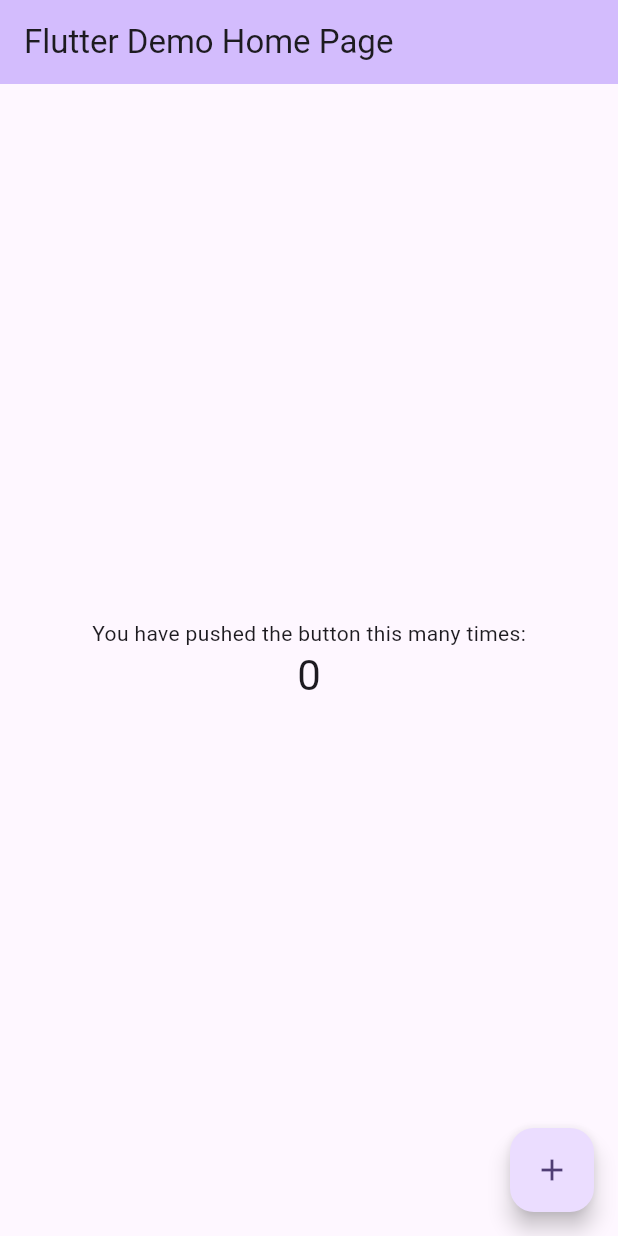
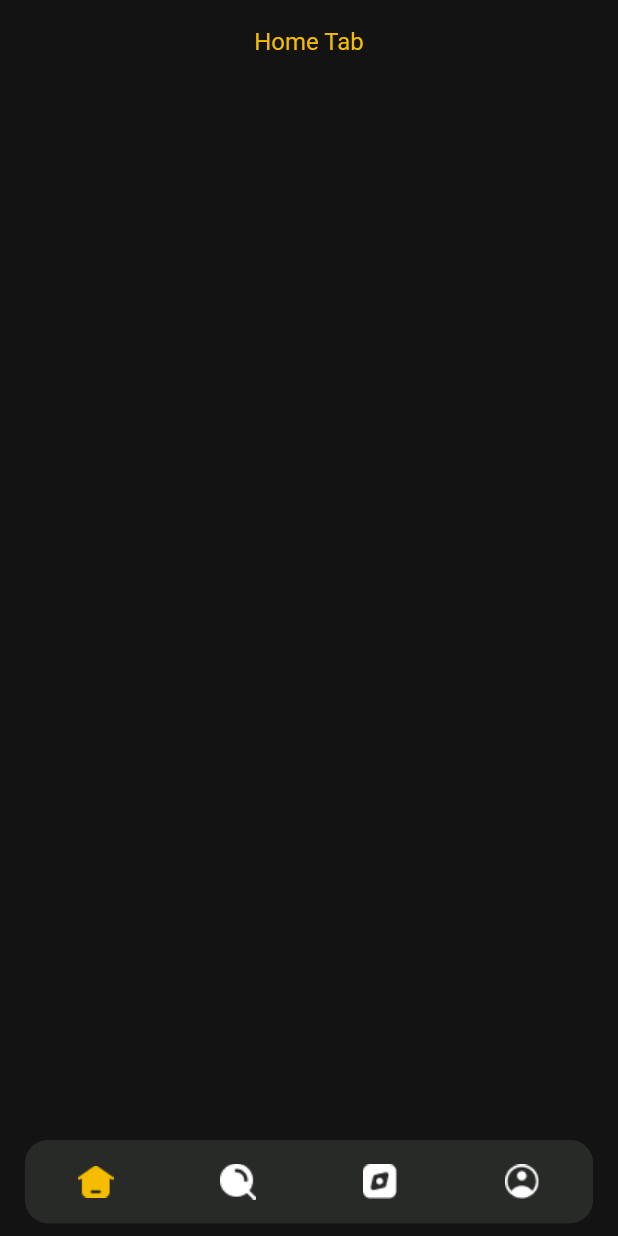
Before and after one commit to shamhout/Movie_app, a Flutter app: the screen it shows after launch, on a phone screen of 412 x 824 dp. Run offline on Flutter 3.47's test engine with Material 3 defaults, Android fonts, the phone set to English and light mode, and no system bars; our stand-ins replace google_fonts.

Commit message:
add a bottom navigation bar / add routs screens

```diff
--- a/lib/main.dart
+++ b/lib/main.dart
@@ -1,4 +1,11 @@
 import 'package:flutter/material.dart';
+import 'package:movie_app/ui/browse_tab/browse_tab.dart';
+import 'package:movie_app/ui/home/home_screen.dart';
+import 'package:movie_app/ui/home_tab/home_tab.dart';
+import 'package:movie_app/ui/profile_tab/profile_tab.dart';
+import 'package:movie_app/ui/search_tab/search_tab.dart';
+import 'package:movie_app/utils/app_route.dart';
+import 'package:movie_app/utils/app_theme.dart';
 
 void main() {
   runApp(const MyApp());
@@ -7,119 +14,18 @@ void main() {
 class MyApp extends StatelessWidget {
   const MyApp({super.key});
 
-  // This widget is the root of your application.
   @override
   Widget build(BuildContext context) {
     return MaterialApp(
-      title: 'Flutter Demo',
-      theme: ThemeData(
-        // This is the theme of your application.
-        //
-        // TRY THIS: Try running your application with "flutter run". You'll see
-        // the application has a purple toolbar. Then, without quitting the app,
-        // try changing the seedColor in the colorScheme below to Colors.green
-        // and then invoke "hot reload" (save your changes or press the "hot
-        // reload" button in a Flutter-supported IDE, or press "r" if you used
-        // the command line to start the app).
-        //
-        // Notice that the counter didn't reset back to zero; the application
-        // state is not lost during the reload. To reset the state, use hot
-        // restart instead.
-        //
-        // This works for code too, not just values: Most code changes can be
-        // tested with just a hot reload.
-        colorScheme: ColorScheme.fromSeed(seedColor: Colors.deepPurple),
-        useMaterial3: true,
-      ),
-      home: const MyHomePage(title: 'Flutter Demo Home Page'),
+      theme: AppTheme.theme,
+      initialRoute: AppRoute.homeScreen,
+      routes: {
+        AppRoute.homeScreen: (context) => const HomeScreen(),
+        AppRoute.homeTab: (context) => const HomeTab(),
+        AppRoute.searchTab: (context) => const SearchTab(),
+        AppRoute.browseTab: (context) => const BrowseTab(),
+        AppRoute.profileTab: (context) => const ProfileTab(),
+      },
     );
   }
 }
-
-class MyHomePage extends StatefulWidget {
-  const MyHomePage({super.key, required this.title});
-
-  // This widget is the home page of your application. It is stateful, meaning
-  // that it has a State object (defined below) that contains fields that affect
-  // how it looks.
-
-  // This class is the configuration for the state. It holds the values (in this
-  // case the title) provided by the parent (in this case the App widget) and
-  // used by the build method of the State. Fields in a Widget subclass are
-  // always marked "final".
-
-  final String title;
-
-  @override
-  State<MyHomePage> createState() => _MyHomePageState();
-}
-
-class _MyHomePageState extends State<MyHomePage> {
-  int _counter = 0;
-
-  void _incrementCounter() {
-    setState(() {
-      // This call to setState tells the Flutter framework that something has
-      // changed in this State, which causes it to rerun the build method below
-      // so that the display can reflect the updated values. If we changed
-      // _counter without calling setState(), then the build method would not be
-      // called again, and so nothing would appear to happen.
-      _counter++;
-    });
-  }
-
-  @override
-  Widget build(BuildContext context) {
-    // This method is rerun every time setState is called, for instance as done
-    // by the _incrementCounter method above.
-    //
-    // The Flutter framework has been optimized to make rerunning build methods
-    // fast, so that you can just rebuild anything that needs updating rather
-    // than having to individually change instances of widgets.
-    return Scaffold(
-      appBar: AppBar(
-        // TRY THIS: Try changing the color here to a specific color (to
-        // Colors.amber, perhaps?) and trigger a hot reload to see the AppBar
-        // change color while the other colors stay the same.
-        backgroundColor: Theme.of(context).colorScheme.inversePrimary,
-        // Here we take the value from the MyHomePage object that was created by
-        // the App.build method, and use it to set our appbar title.
-        title: Text(widget.title),
-      ),
-      body: Center(
-        // Center is a layout widget. It takes a single child and positions it
-        // in the middle of the parent.
-        child: Column(
-          // Column is also a layout widget. It takes a list of children and
-          // arranges them vertically. By default, it sizes itself to fit its
-          // children horizontally, and tries to be as tall as its parent.
-          //
-          // Column has various properties to control how it sizes itself and
-          // how it positions its children. Here we use mainAxisAlignment to
-          // center the children vertically; the main axis here is the vertical
-          // axis because Columns are vertical (the cross axis would be
-          // horizontal).
-          //
-          // TRY THIS: Invoke "debug painting" (choose the "Toggle Debug Paint"
-          // action in the IDE, or press "p" in the console), to see the
-          // wireframe for each widget.
-          mainAxisAlignment: MainAxisAlignment.center,
-          children: <Widget>[
-            const Text(
-              'You have pushed the button this many times:',
-            ),
-            Text(
-              '$_counter',
-              style: Theme.of(context).textTheme.headlineMedium,
-            ),
-          ],
-        ),
-      ),
-      floatingActionButton: FloatingActionButton(
-        onPressed: _incrementCounter,
-        tooltip: 'Increment',
-        child: const Icon(Icons.add),
-      ), // This trailing comma makes auto-formatting nicer for build methods.
-    );
-  }
-}
--- /dev/null
+++ b/lib/ui/browse_tab/browse_tab.dart
@@ -0,0 +1,14 @@
+import 'package:flutter/material.dart';
+
+class BrowseTab extends StatelessWidget {
+  const BrowseTab({super.key});
+
+  @override
+  Widget build(BuildContext context) {
+    return Scaffold(
+      appBar: AppBar(
+        title: Text("Browse Tab"),
+      ),
+    );
+  }
+}
--- /dev/null
+++ b/lib/ui/home/home_screen.dart
@@ -0,0 +1,81 @@
+import 'package:flutter/material.dart';
+import 'package:movie_app/ui/browse_tab/browse_tab.dart';
+import 'package:movie_app/ui/home_tab/home_tab.dart';
+import 'package:movie_app/ui/profile_tab/profile_tab.dart';
+import 'package:movie_app/ui/search_tab/search_tab.dart';
+import 'package:movie_app/utils/app_assets.dart';
+
+class HomeScreen extends StatefulWidget {
+  const HomeScreen({super.key});
+
+  @override
+  State<HomeScreen> createState() => _HomeScreenState();
+}
+
+class _HomeScreenState extends State<HomeScreen> {
+  int selectedIndex = 0;
+
+  List<Widget> tabsList = [const HomeTab(), const SearchTab(), const BrowseTab(), const ProfileTab()];
+
+  @override
+  Widget build(BuildContext context) {
+    var height = MediaQuery.of(context).size.height;
+    var width = MediaQuery.of(context).size.width;
+    return Scaffold(
+      bottomNavigationBar: Container(
+        margin: EdgeInsets.only(bottom: height * 0.01, left: width * 0.04, right: width * 0.04),
+        decoration: BoxDecoration(
+          borderRadius: BorderRadius.circular(28),
+        ),
+        child: ClipRRect(
+          borderRadius: BorderRadius.circular(16),
+          child: BottomNavigationBar(
+              currentIndex: selectedIndex,
+              onTap: (index) {
+                selectedIndex = index;
+                setState(() {});
+              },
+              selectedFontSize: 0,
+              unselectedFontSize: 0,
+              items: [
+                builtBottomNavItem(
+                  index: 0,
+                  unSelectedIconName: AppAssets.unSelectedIconHome,
+                  selectedIconName: AppAssets.selectedIconHome,
+                ),
+                builtBottomNavItem(
+                  index: 1,
+                  unSelectedIconName: AppAssets.unSelectedIconSearch,
+                  selectedIconName: AppAssets.selectedIconSearch,
+                ),
+                builtBottomNavItem(
+                  index: 2,
+                  unSelectedIconName: AppAssets.unSelectedIconBrowser,
+                  selectedIconName: AppAssets.selectedIconBrowser,
+                ),
+                builtBottomNavItem(
+                  index: 3,
+                  unSelectedIconName: AppAssets.unSelectedIconProfile,
+                  selectedIconName: AppAssets.selectedIconProfile,
+                ),
+              ]),
+        ),
+      ),
+      body: tabsList[selectedIndex],
+    );
+  }
+
+  BottomNavigationBarItem builtBottomNavItem({
+    required String selectedIconName,
+    required String unSelectedIconName,
+    required int index,
+  }) {
+    return BottomNavigationBarItem(
+        icon: ImageIcon(
+          AssetImage(
+            selectedIndex == index ? selectedIconName : unSelectedIconName,
+          ),
+        ),
+        label: '');
+  }
+}
--- /dev/null
+++ b/lib/ui/home_tab/home_tab.dart
@@ -0,0 +1,14 @@
+import 'package:flutter/material.dart';
+
+class HomeTab extends StatelessWidget {
+  const HomeTab({super.key});
+
+  @override
+  Widget build(BuildContext context) {
+    return Scaffold(
+      appBar: AppBar(
+        title: Text("Home Tab"),
+      ),
+    );
+  }
+}
--- /dev/null
+++ b/lib/ui/profile_tab/profile_tab.dart
@@ -0,0 +1,14 @@
+import 'package:flutter/material.dart';
+
+class ProfileTab extends StatelessWidget {
+  const ProfileTab({super.key});
+
+  @override
+  Widget build(BuildContext context) {
+    return Scaffold(
+      appBar: AppBar(
+        title: Text("Profile Tab"),
+      ),
+    );
+  }
+}
--- /dev/null
+++ b/lib/ui/search_tab/search_tab.dart
@@ -0,0 +1,14 @@
+import 'package:flutter/material.dart';
+
+class SearchTab extends StatelessWidget {
+  const SearchTab({super.key});
+
+  @override
+  Widget build(BuildContext context) {
+    return Scaffold(
+      appBar: AppBar(
+        title: Text("Search Tab"),
+      ),
+    );
+  }
+}
--- a/lib/utils/app_route.dart
+++ b/lib/utils/app_route.dart
@@ -1,12 +1,15 @@
 class AppRoute {
-  static const String homeTab = "home_tab";
+  static const String homeTab = "homeTab";
   static const String loginScreen = "loginScreen";
   static const String registerScreen = "registerScreen";
-  static const String onborading = 'OnBoradingScrean';
+  static const String onborading = 'onBoradingScrean';
   static const String onBoradingItem = "OnBoradingItem";
   static const String updateProfile = "update_Profile";
   static const String resetPassword = "ResetPassword";
-  static const String homeScreen = "home_screen";
-  static const String forgetPassword = 'ForgetPassword';
-  static const String movieDetailsScreen = 'MovieDetailsScreen';
+  static const String homeScreen = "homeScreen";
+  static const String forgetPassword = 'forgetPassword';
+  static const String movieDetailsScreen = 'movieDetailsScreen';
+  static const String searchTab = 'searchTab';
+  static const String profileTab = 'profileTab';
+  static const String browseTab = 'browseTab';
 }
--- a/lib/utils/app_theme.dart
+++ b/lib/utils/app_theme.dart
@@ -11,5 +11,11 @@ class AppTheme {
       backgroundColor: AppColor.blackColor,
     ),
     scaffoldBackgroundColor: AppColor.blackColor,
+    bottomNavigationBarTheme: BottomNavigationBarThemeData(
+      backgroundColor: AppColor.grayColor,
+      type: BottomNavigationBarType.fixed,
+      selectedItemColor: AppColor.yellow,
+      unselectedItemColor: AppColor.whiteColor,
+    ),
   );
 }
```
Also changed, not shown: 3 other files.
